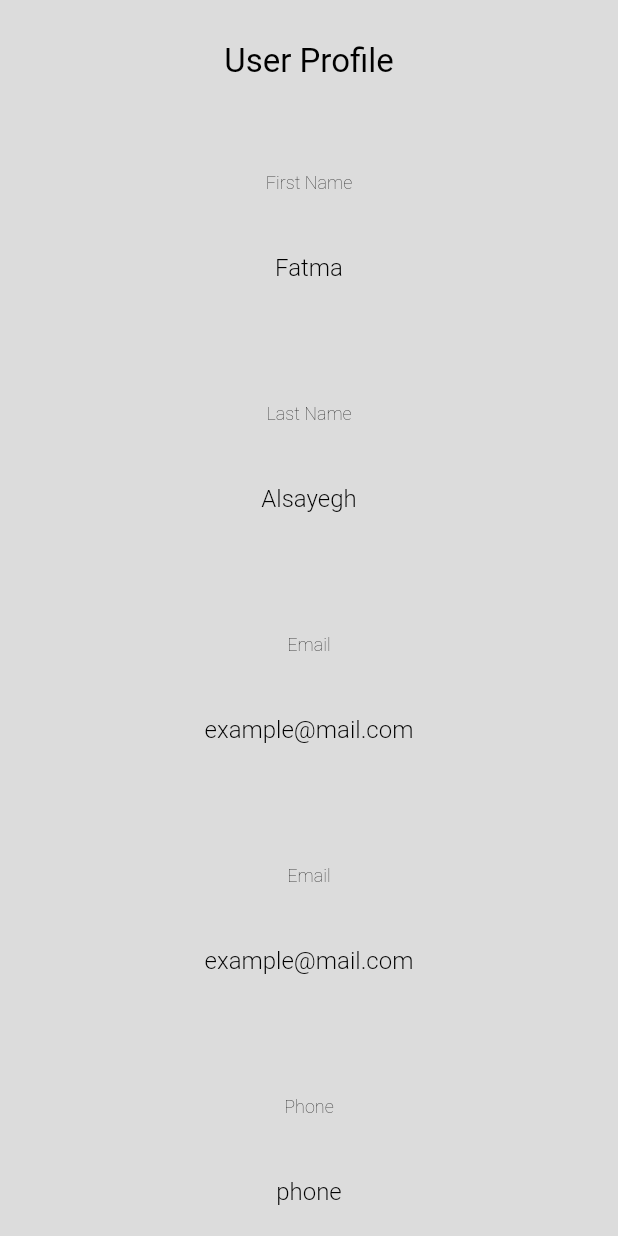
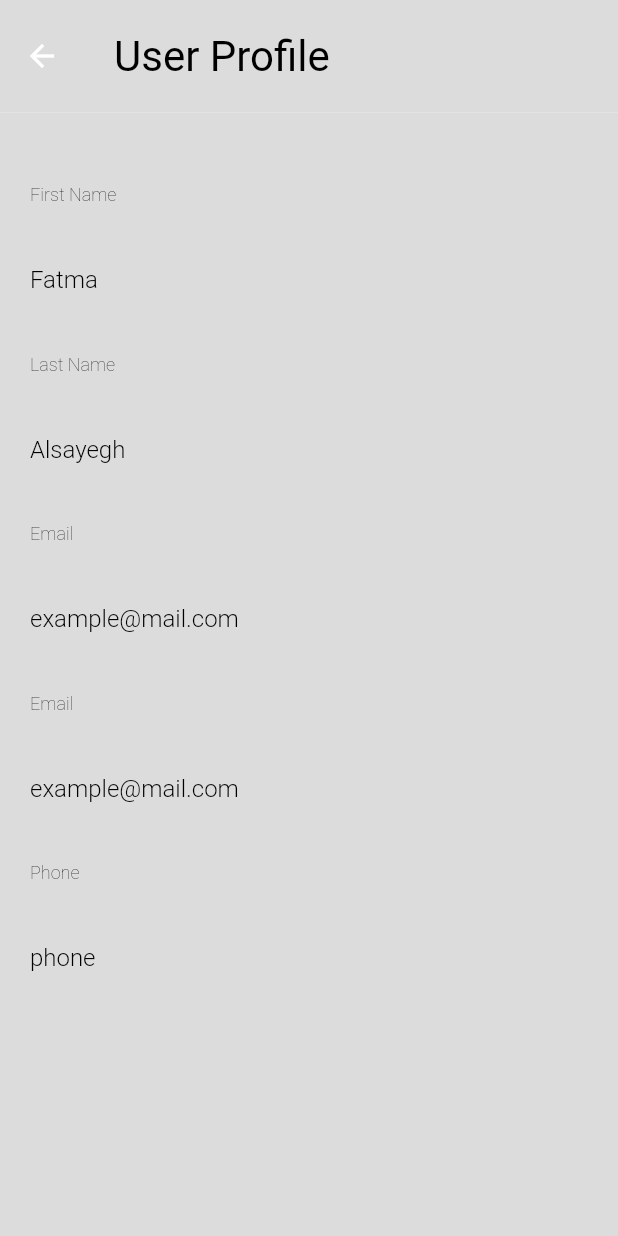
Before and after one commit to RoadSage/roadsage-app, a Flutter app: the ProfileScreen screen opened directly, on a phone screen of 412 x 824 dp. Run offline on Flutter 3.47's test engine with Material 2 defaults, Android fonts, the phone set to English and light mode, and no system bars; our stand-ins replace firebase_auth, firebase_core, flutter_secure_storage, flutter_signin_button, fluttertoast, google_fonts and 3 more; missing offline and left inert: flutter_facebook_auth, flutter_settings_ui, lifecycle; accounts and stored records are empty.

Commit message:
Fixed issues with profile.dart & connected to drawer
- Fixed spacing in ProfileScreen
- Connected ProfileScreen to the navigation drawer

Signed-off-by: Kajetan Puchalski <2457183P@student.gla.ac.uk>

```diff
--- a/lib/constants.dart
+++ b/lib/constants.dart
@@ -7,6 +7,7 @@ class Routes {
   static const String remote = "/devices/remote";
   static const String display = "/devices/display";
   static const String faq = "/faq";
+  static const String profile = "/profile";
   static const String faqSubmitQuestion = "/faq/submit_question";
 }
 
--- a/lib/main.dart
+++ b/lib/main.dart
@@ -5,6 +5,7 @@ import 'package:roadsage/screens/display.dart';
 import 'package:roadsage/screens/faq.dart';
 import 'package:roadsage/screens/help.dart';
 import 'package:roadsage/screens/preferences.dart';
+import 'package:roadsage/screens/profile.dart';
 import 'package:roadsage/screens/submit_question.dart';
 import 'package:firebase_core/firebase_core.dart';
 import 'package:firebase_auth/firebase_auth.dart';
@@ -152,6 +153,7 @@ class _RoadSageApp extends State<RoadSageApp>
         Routes.faq: (context) => const FAQScreen(),
         Routes.faqSubmitQuestion: (context) => const SubmitQuestionScreen(),
         Routes.preferences: (context) => const PreferencesScreen(),
+        Routes.profile: (context) => const ProfileScreen(),
       },
       initialRoute: isLoggedIn ? Routes.home : Routes.home,
     );
@@ -253,7 +255,7 @@ class _MainScreenState extends State<MainScreen> {
     // Tuple2(<Item name>, <onClick>)
     final drawerItems = [
       Tuple2(RoadSageStrings.userProfile, () {
-        Navigator.pop(context);
+        Navigator.pushNamed(context, Routes.profile);
       }),
       Tuple2(RoadSageStrings.activity, () {
         Navigator.pop(context);
--- a/lib/screens/profile.dart
+++ b/lib/screens/profile.dart
@@ -11,7 +11,19 @@ class ProfileScreen extends StatefulWidget {
 class _ProfileScreenState extends State<ProfileScreen> {
   @override
   Widget build(BuildContext context) {
-    return Container(
+    AppBar appBar = AppBar(
+      title: const Text(RoadSageStrings.userProfile),
+      titleTextStyle: const TextStyle(fontSize: 28, color: Colors.black),
+      titleSpacing: 20,
+      backgroundColor: RoadSageColours.lightGrey,
+      toolbarHeight: 75,
+      elevation: 0,
+      centerTitle: false,
+    );
+
+    return Scaffold(
+      appBar: appBar,
+      body: Container(
         child: Padding(
             padding: const EdgeInsets.only(top: 28.0),
             child: Column(
@@ -19,89 +31,81 @@ class _ProfileScreenState extends State<ProfileScreen> {
                 mainAxisSize: MainAxisSize.max,
                 crossAxisAlignment: CrossAxisAlignment.stretch,
                 children: const <Widget>[
-                Center(
-                  child:
-                      Text(RoadSageStrings.userProfile, style: Fonts.bigFont),
-                ),
-                Spacer(),
                   Padding(
                       child: Text(
                         RoadSageStrings.formFirstName,
                         style: Fonts.smallFont,
-                      textAlign: TextAlign.center,
+                        textAlign: TextAlign.left,
                       ),
                       padding: EdgeInsets.all(20.0)),
                   Padding(
                       child: Text(
                         RoadSageStrings.formFirstNameExample,
                         style: Fonts.middleFont,
-                      textAlign: TextAlign.center,
+                        textAlign: TextAlign.left,
                       ),
                       padding: EdgeInsets.all(20.0)),
-                Spacer(),
                   Padding(
                       child: Text(
                         RoadSageStrings.formLastName,
                         style: Fonts.smallFont,
-                      textAlign: TextAlign.center,
+                        textAlign: TextAlign.left,
                       ),
                       padding: EdgeInsets.all(20.0)),
                   Padding(
                       child: Text(
                         RoadSageStrings.formLastNameExample,
                         style: Fonts.middleFont,
-                      textAlign: TextAlign.center,
+                        textAlign: TextAlign.left,
                       ),
                       padding: EdgeInsets.all(20.0)),
-                Spacer(),
                   Padding(
                       child: Text(
                         RoadSageStrings.formEmail,
                         style: Fonts.smallFont,
-                      textAlign: TextAlign.center,
+                        textAlign: TextAlign.left,
                       ),
                       padding: EdgeInsets.all(20.0)),
                   Padding(
                       child: Text(
                         RoadSageStrings.formEmailExample,
                         style: Fonts.middleFont,
-                      textAlign: TextAlign.center,
+                        textAlign: TextAlign.left,
                       ),
                       padding: EdgeInsets.all(20.0)),
-                Spacer(),
                   Padding(
                       child: Text(
                         RoadSageStrings.formEmail,
                         style: Fonts.smallFont,
-                      textAlign: TextAlign.center,
+                        textAlign: TextAlign.left,
                       ),
                       padding: EdgeInsets.all(20.0)),
                   Padding(
                       child: Text(
                         RoadSageStrings.formEmailExample,
                         style: Fonts.middleFont,
-                      textAlign: TextAlign.center,
+                        textAlign: TextAlign.left,
                       ),
                       padding: EdgeInsets.all(20.0)),
-                Spacer(),
                   Padding(
                       child: Text(
                         RoadSageStrings.formPhone,
                         style: Fonts.smallFont,
-                      textAlign: TextAlign.center,
+                        textAlign: TextAlign.left,
                       ),
                       padding: EdgeInsets.all(20.0)),
                   Padding(
                       child: Text(
                         RoadSageStrings.formPhoneExample,
                         style: Fonts.middleFont,
-                      textAlign: TextAlign.center,
+                        textAlign: TextAlign.left,
                       ),
                       padding: EdgeInsets.all(20.0)),
                 ])),
         color: const Color(0xFFDCDCDC),
         padding: const EdgeInsets.all(0.0),
         alignment: Alignment.center,
+      ),
     );
   }
 }
--- a/pubspec.yaml
+++ b/pubspec.yaml
@@ -15,7 +15,7 @@ publish_to: 'none' # Remove this line if you wish to publish to pub.dev
 # In iOS, build-name is used as CFBundleShortVersionString while build-number used as CFBundleVersion.
 # Read more about iOS versioning at
 # https://developer.apple.com/library/archive/documentation/General/Reference/InfoPlistKeyReference/Articles/CoreFoundationKeys.html
-version: 0.4.0+1
+version: 0.5.0+1
 
 environment:
   sdk: ">=2.15.0-178.1.beta <3.0.0"
```
Lines whose indentation alone changed are shown as unchanged.
